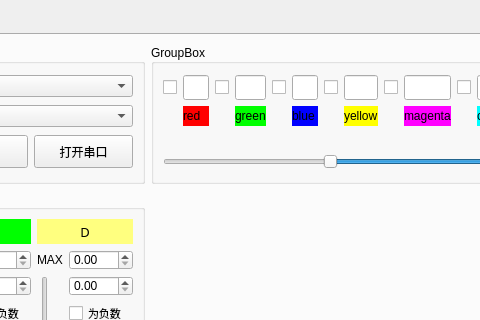
Old version of the form ui_mainwidow.ui in the repository StrangeChan/SerialDebuggingAssistant; both pictures show x 199 to 679 and y 0 to 320 of the 861 by 628 pixel window.
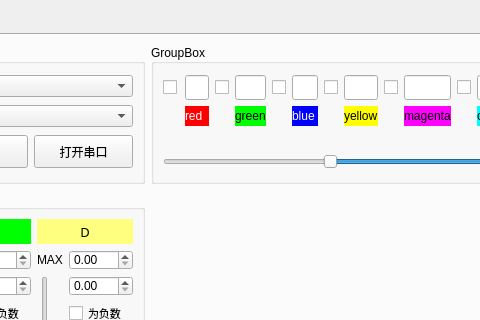
New version of the form. Custom widgets are drawn as their Qt base class.

```diff
--- a/ui_mainwidow.ui
+++ b/ui_mainwidow.ui
@@ -478,7 +478,7 @@
                   </size>
                  </property>
                  <property name="text">
-                  <string/>
+                  <string> </string>
                  </property>
                 </widget>
                </item>
@@ -520,7 +520,7 @@
                   </size>
                  </property>
                  <property name="styleSheet">
-                  <string notr="true">background:rgb(255, 0, 0)</string>
+                  <string notr="true">background:rgb(255, 0, 0);color:rgb(255, 255, 255)</string>
                  </property>
                  <property name="text">
                   <string>red</string>
@@ -644,7 +644,7 @@
                   </size>
                  </property>
                  <property name="styleSheet">
-                  <string notr="true">background:rgb(0, 0,255)</string>
+                  <string notr="true">background:rgb(0, 0,255);color:rgb(255, 255, 255)</string>
                  </property>
                  <property name="text">
                   <string>blue</string>
```
